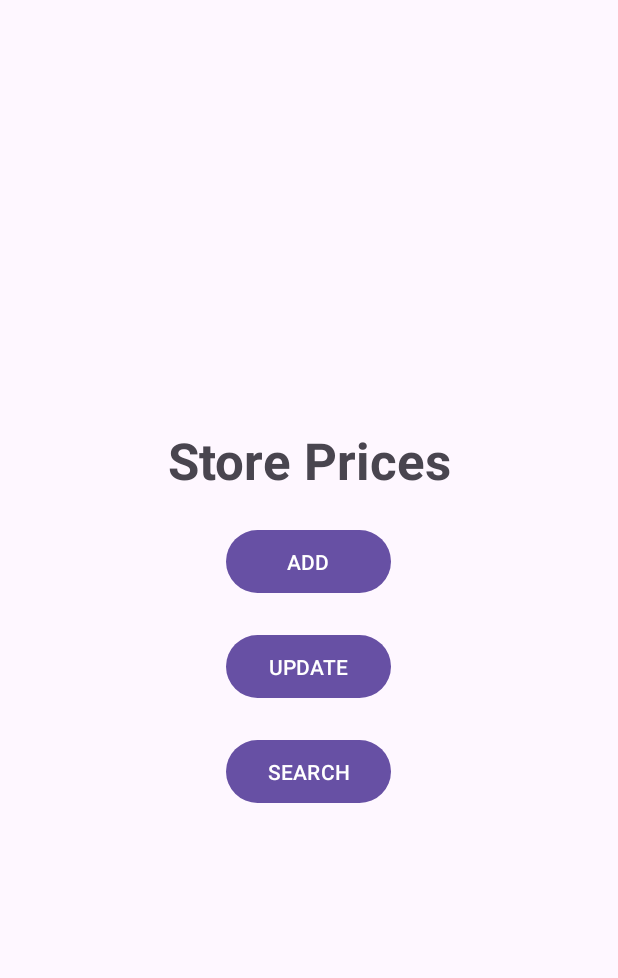
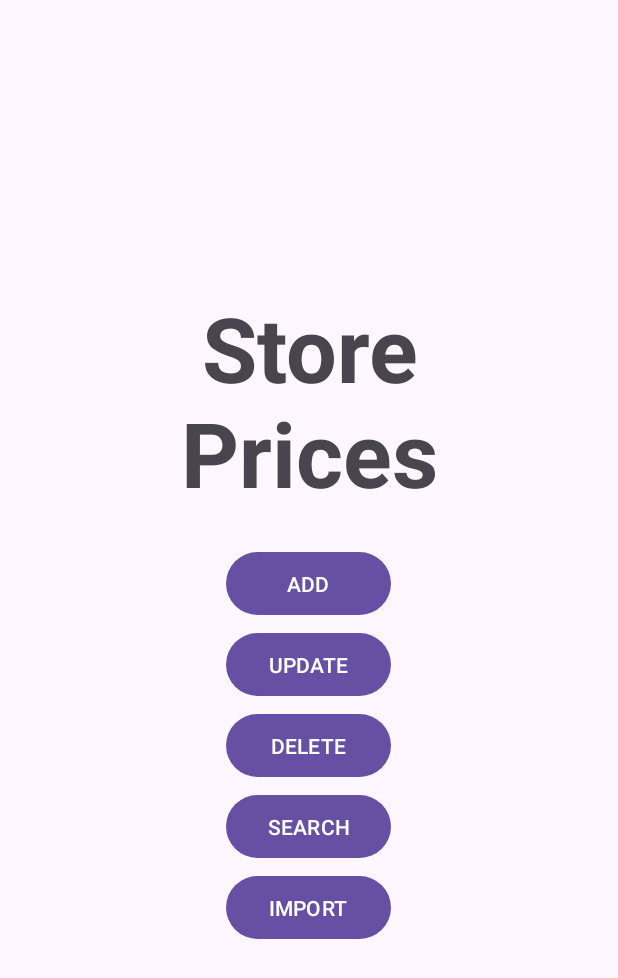
Before and after one commit to ACEKaito1412/Store-Prices, an Android app: the screen it shows after launch (MainActivity), on a phone screen of 412 x 824 dp. Shown: the top 978 px of the screen. Run offline under Robolectric (Android 15) with nearby library versions, the phone set to English and light mode, and no system bars.

Commit message:
Update on Search and Importing From File Data

```diff
--- a/app/build.gradle
+++ b/app/build.gradle
@@ -29,7 +29,6 @@ android {
 }
 
 dependencies {
-
     implementation 'androidx.appcompat:appcompat:1.6.1'
     implementation 'com.google.android.material:material:1.9.0'
     implementation 'androidx.constraintlayout:constraintlayout:2.1.4'
--- /dev/null
+++ b/app/src/main/java/com/example/storeprices/SelectItem.java
@@ -0,0 +1,5 @@
+package com.example.storeprices;
+
+public interface SelectItem {
+    void onItemClick(Item item);
+}
--- a/app/src/main/java/com/example/storeprices/search.java
+++ b/app/src/main/java/com/example/storeprices/search.java
@@ -4,9 +4,11 @@ import androidx.appcompat.app.AppCompatActivity;
 import androidx.recyclerview.widget.LinearLayoutManager;
 import androidx.recyclerview.widget.RecyclerView;
 
+import android.content.Intent;
 import android.os.Bundle;
 import android.util.Log;
 import android.view.View;
+import android.widget.LinearLayout;
 
 import com.google.android.material.textfield.TextInputEditText;
 
@@ -23,6 +25,7 @@ public class search extends AppCompatActivity {
     private static List<Item> items;
 
     private RecyclerView recyclerView;
+
 
     @Override
     protected void onCreate(Bundle savedInstanceState) {
@@ -55,7 +58,7 @@ public class search extends AppCompatActivity {
                 String[] parts = line.split(", ");
 
                 // Extract the individual components
-                if (parts.length >= 3) { // Ensure that there are at least three components
+                if (parts.length >= 4) { // Ensure that there are at least three components
                     String name = parts[0].trim();
                     String price = parts[1].trim();
                     String code = parts[2].trim();
@@ -104,5 +107,4 @@ public class search extends AppCompatActivity {
         setUpRecyclerView(searchResults);
     }
 
-
 }
--- a/app/src/main/res/layout/activity_main.xml
+++ b/app/src/main/res/layout/activity_main.xml
@@ -15,35 +15,52 @@
         android:layout_width="match_parent"
         android:layout_height="wrap_content"
         android:fontFamily="sans-serif"
-        android:text="Store Prices"
+        android:text="Store\nPrices"
         android:textAlignment="center"
         android:textStyle="bold"
-        android:textSize="34sp" />
-
+        android:textSize="60sp"
+        android:layout_marginBottom="20dp"
+        />
     <Button
+        android:layout_margin="2dp"
         android:id="@+id/addBtn"
         android:layout_width="110dp"
         android:layout_height="50dp"
-        android:layout_marginTop="20dp"
         android:onClick="AddClick"
         android:text="Add"
         android:textAllCaps="true"/>
     <Button
+        android:layout_margin="2dp"
         android:id="@+id/updateBtn"
         android:layout_width="110dp"
         android:layout_height="50dp"
-        android:layout_marginTop="20dp"
         android:onClick="UpdateClick"
         android:text="Update"
         android:textAllCaps="true" />
+
+    <Button
+        android:id="@+id/deleteBtn"
+        android:layout_width="110dp"
+        android:layout_height="50dp"
+        android:layout_margin="2dp"
+        android:text="Delete"
+        android:textAllCaps="true" />
+
     <Button
         android:id="@+id/searchBtn"
         android:layout_width="110dp"
         android:layout_height="50dp"
-        android:layout_marginTop="20dp"
         android:onClick="SearchClick"
         android:text="Search"
-        android:textAllCaps="true" />
-
-
+        android:textAllCaps="true"
+        android:layout_margin="2dp"
+        />
+    <Button
+            android:layout_margin="2dp"
+            android:id="@+id/importBtn"
+            android:layout_width="110dp"
+            android:layout_height="50dp"
+            android:onClick="openDirectory"
+            android:text="Import"
+            android:textAllCaps="true" />
 </LinearLayout>
```
Also changed, not shown: app/src/main/java/com/example/storeprices/MainActivity.java (+102 -4 lines), app/src/main/java/com/example/storeprices/MyAdapter.java (+17 -1 lines), app/src/main/java/com/example/storeprices/MyViewHolder.java (+8 -0 lines), app/src/main/java/com/example/storeprices/Update_Activity.java (+15 -5 lines), app/src/main/res/layout/item_view.xml (+15 -8 lines).
